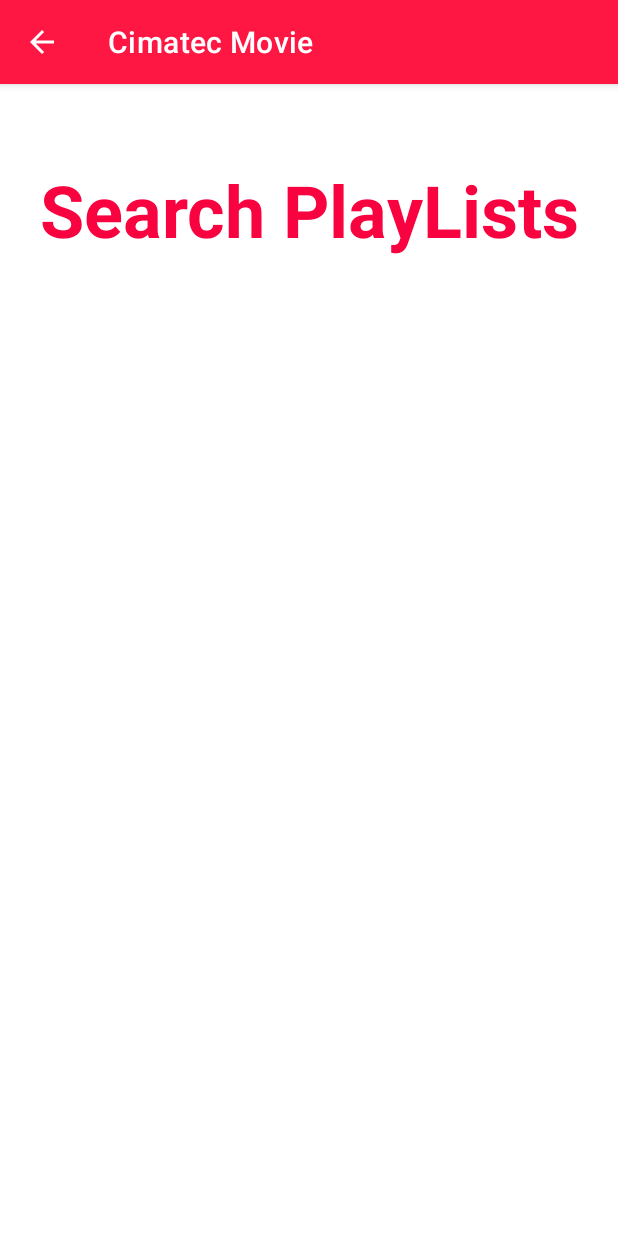
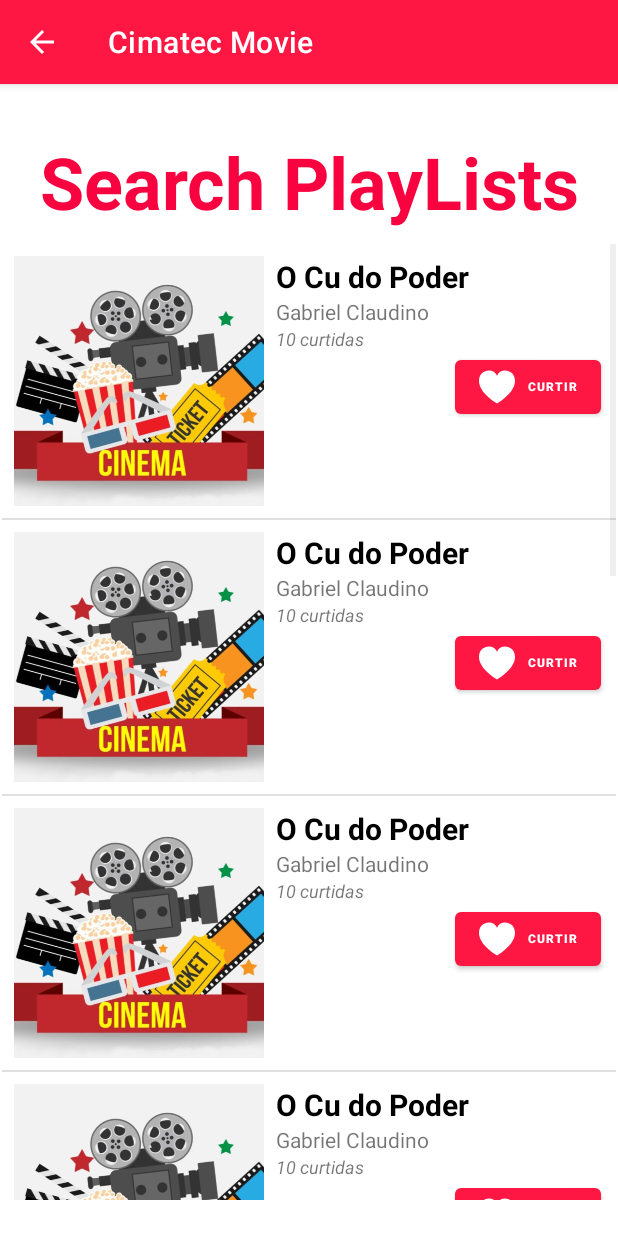
Before and after one commit to Claudino2001/Cimatec-Movie, an Android app: the tela_buscar_playlists screen opened directly, with no data from a screen before it, on a phone screen of 412 x 824 dp. Run offline under Robolectric (Android 15) with nearby library versions, the phone set to English and light mode, and no system bars.

Commit message:
listando_buscarPlayLists

```diff
--- a/Cimatec Movie Application/app/src/main/java/br/com/application/cimatecmovieapplication/AdapterTupla_Filmes.java
+++ b/Cimatec Movie Application/app/src/main/java/br/com/application/cimatecmovieapplication/AdapterTupla_Filmes.java
@@ -45,9 +45,3 @@ public class AdapterTupla_Filmes extends ArrayAdapter<ClassFilme> {
         return rowView;
     }
 }
-
-//        TextView txt_apelido = (TextView) rowView.findViewById(R.id.txt_apelido);
-//        TextView txt_divida_total = (TextView) rowView.findViewById(R.id.txt_divida_total);
-//
-//        txt_apelido.setText(filmes.get(position).getNome());
-//        txt_divida_total.setText(String.valueOf(valorFormatado));
--- /dev/null
+++ b/Cimatec Movie Application/app/src/main/java/br/com/application/cimatecmovieapplication/AdapterTupla_PlayList.java
@@ -0,0 +1,43 @@
+package br.com.application.cimatecmovieapplication;
+
+import android.content.Context;
+import android.view.LayoutInflater;
+import android.view.View;
+import android.view.ViewGroup;
+import android.widget.ArrayAdapter;
+import android.widget.ImageView;
+import android.widget.TextView;
+
+import java.util.ArrayList;
+
+public class AdapterTupla_PlayList extends ArrayAdapter<ClassPlayList> {
+
+    private final Context context;
+    private final ArrayList<ClassPlayList> playlists;
+
+    public AdapterTupla_PlayList(Context context, ArrayList<ClassPlayList> playlists){
+        super(context, R.layout.tupla_playlist, playlists);
+        this.context = context;
+        this.playlists = playlists;
+    }
+
+    @Override
+    public View getView(int position, View convertView, ViewGroup parent) {
+        LayoutInflater inflater = (LayoutInflater) context
+                .getSystemService(Context.LAYOUT_INFLATER_SERVICE);
+        View rowView = inflater.inflate(R.layout.tupla_playlist, parent, false);
+
+        ImageView cartaz = (ImageView) rowView.findViewById(R.id.imgPlayList);
+        TextView titulo = (TextView) rowView.findViewById(R.id.textTitulo);
+        TextView autor = (TextView) rowView.findViewById(R.id.textAutor);
+        TextView curtidas = (TextView) rowView.findViewById(R.id.textCurtidas);
+        //Button btnLike = (Button) rowView.findViewById(R.id.btnLike);
+
+        cartaz.setImageResource(playlists.get(position).getImg());
+        titulo.setText(playlists.get(position).getTitulo());
+        autor.setText(playlists.get(position).getAutor());
+        curtidas.setText(playlists.get(position).getCurtidas() + " curtidas");
+
+        return rowView;
+    }
+}
--- a/Cimatec Movie Application/app/src/main/java/br/com/application/cimatecmovieapplication/ClassFilme.java
+++ b/Cimatec Movie Application/app/src/main/java/br/com/application/cimatecmovieapplication/ClassFilme.java
@@ -4,13 +4,13 @@ import android.widget.ImageView;
 
 public class ClassFilme {
 
-    int id;
-    int cartaz;
-    String titulo;
-    String classificacao;
-    String ano;
-    String genero;
-    int curtidas;
+    private int id;
+    private int cartaz;
+    private String titulo;
+    private String classificacao;
+    private String ano;
+    private String genero;
+    private int curtidas;
 
     public ClassFilme(int id, int cartaz, String titulo, String classificacao, String ano, String genero, int curtidas) {
         this.id = id;
--- /dev/null
+++ b/Cimatec Movie Application/app/src/main/java/br/com/application/cimatecmovieapplication/ClassPlayList.java
@@ -0,0 +1,71 @@
+package br.com.application.cimatecmovieapplication;
+
+public class ClassPlayList {
+
+    private int id;
+    private int id_criador;
+    private String titulo;
+    private String autor;
+    private int curtidas;
+    private int img;
+
+    public ClassPlayList() {
+    }
+
+    public ClassPlayList(int id, int id_criador, String titulo, String autor, int curtidas, int img) {
+        this.id = id;
+        this.id_criador = id_criador;
+        this.titulo = titulo;
+        this.autor = autor;
+        this.curtidas = curtidas;
+        this.img = img;
+    }
+
+    public int getId() {
+        return id;
+    }
+
+    public void setId(int id) {
+        this.id = id;
+    }
+
+    public int getId_criador() {
+        return id_criador;
+    }
+
+    public void setId_criador(int id_criador) {
+        this.id_criador = id_criador;
+    }
+
+    public String getTitulo() {
+        return titulo;
+    }
+
+    public void setTitulo(String titulo) {
+        this.titulo = titulo;
+    }
+
+    public String getAutor() {
+        return autor;
+    }
+
+    public void setAutor(String autor) {
+        this.autor = autor;
+    }
+
+    public int getCurtidas() {
+        return curtidas;
+    }
+
+    public void setCurtidas(int curtidas) {
+        this.curtidas = curtidas;
+    }
+
+    public int getImg() {
+        return img;
+    }
+
+    public void setImg(int img) {
+        this.img = img;
+    }
+}
--- a/Cimatec Movie Application/app/src/main/java/br/com/application/cimatecmovieapplication/tela_buscar_playlists.java
+++ b/Cimatec Movie Application/app/src/main/java/br/com/application/cimatecmovieapplication/tela_buscar_playlists.java
@@ -3,12 +3,36 @@ package br.com.application.cimatecmovieapplication;
 import androidx.appcompat.app.AppCompatActivity;
 
 import android.os.Bundle;
+import android.widget.ArrayAdapter;
+import android.widget.ListView;
+import android.widget.TextView;
+
+import java.util.ArrayList;
 
 public class tela_buscar_playlists extends AppCompatActivity {
+
+    public ListView listViewPlayListsAmigos;
+    ArrayList<ClassPlayList> playLists = new ArrayList<>();
 
     @Override
     protected void onCreate(Bundle savedInstanceState) {
         super.onCreate(savedInstanceState);
         setContentView(R.layout.activity_tela_buscar_playlists);
+
+        listViewPlayListsAmigos = (ListView) findViewById(R.id.listViewPlayListsAmigos);
+
+        listar();
     }
+
+    void listar(){
+        for(int i = 0; i<10; i++){
+            ClassPlayList p = new ClassPlayList(i, i, "O Cu do Poder", "Gabriel Claudino", 10, R.drawable.ic_playlists);
+            playLists.add(p);
+        }
+
+        ArrayAdapter adapter = new AdapterTupla_PlayList(this, playLists);
+        listViewPlayListsAmigos.setAdapter(adapter);
+
+    }
+
 }
--- a/Cimatec Movie Application/app/src/main/res/layout/activity_tela_buscar_playlists.xml
+++ b/Cimatec Movie Application/app/src/main/res/layout/activity_tela_buscar_playlists.xml
@@ -9,6 +9,7 @@
     <LinearLayout
         android:layout_width="409dp"
         android:layout_height="729dp"
+        android:layout_marginTop="10dp"
         android:orientation="vertical"
         app:layout_constraintBottom_toBottomOf="parent"
         app:layout_constraintEnd_toEndOf="parent"
@@ -20,7 +21,8 @@
             android:layout_width="match_parent"
             android:layout_height="wrap_content"
             android:layout_gravity="center"
-            android:layout_marginTop="32dp"
+            android:layout_marginTop="8dp"
+            android:layout_marginBottom="8dp"
             android:text="@string/search_playLists"
             android:textAlignment="center"
             android:textColor="@color/red"
@@ -30,6 +32,8 @@
         <ListView
             android:id="@+id/listViewPlayListsAmigos"
             android:layout_width="match_parent"
-            android:layout_height="match_parent" />
+            android:layout_height="match_parent"
+            android:layout_marginTop="1dp"
+            android:layout_marginBottom="10dp" />
     </LinearLayout>
 </androidx.constraintlayout.widget.ConstraintLayout>
--- a/Cimatec Movie Application/app/src/main/res/layout/activity_tela_my_playlist.xml
+++ b/Cimatec Movie Application/app/src/main/res/layout/activity_tela_my_playlist.xml
@@ -22,7 +22,8 @@
             android:layout_width="match_parent"
             android:layout_height="wrap_content"
             android:layout_gravity="center"
-            android:layout_marginTop="32dp"
+            android:layout_marginTop="8dp"
+            android:layout_marginBottom="8dp"
             android:text="@string/my_playList"
             android:textAlignment="center"
             android:textColor="@color/red"
--- /dev/null
+++ b/Cimatec Movie Application/app/src/main/res/layout/tupla_playlist.xml
@@ -0,0 +1,73 @@
+<?xml version="1.0" encoding="utf-8"?>
+<LinearLayout xmlns:android="http://schemas.android.com/apk/res/android"
+    xmlns:app="http://schemas.android.com/apk/res-auto"
+    android:orientation="vertical"
+    android:layout_width="match_parent"
+    android:layout_height="match_parent">
+
+    <LinearLayout
+        android:layout_width="match_parent"
+        android:layout_height="wrap_content"
+        android:orientation="horizontal">
+
+        <ImageView
+            android:id="@+id/imgPlayList"
+            android:layout_width="250px"
+            android:layout_height="250px"
+            android:layout_marginLeft="8dp"
+            android:layout_marginTop="8dp"
+            android:layout_marginRight="8dp"
+            android:layout_marginBottom="8dp"
+            android:layout_weight="0"
+            android:scaleType="fitXY"
+            app:srcCompat="@drawable/ic_playlists" />
+
+        <LinearLayout
+            android:layout_width="match_parent"
+            android:layout_height="match_parent"
+            android:layout_weight="0"
+            android:orientation="vertical">
+
+            <TextView
+                android:id="@+id/textTitulo"
+                android:layout_width="match_parent"
+                android:layout_height="wrap_content"
+                android:layout_marginTop="8dp"
+                android:layout_weight="0"
+                android:text="Título PlayList"
+                android:textColor="@color/black"
+                android:textSize="20sp"
+                android:textStyle="bold" />
+
+            <TextView
+                android:id="@+id/textAutor"
+                android:layout_width="match_parent"
+                android:layout_height="wrap_content"
+                android:layout_weight="0"
+                android:text="Autor PlayList" />
+
+            <TextView
+                android:id="@+id/textCurtidas"
+                android:layout_width="match_parent"
+                android:layout_height="wrap_content"
+                android:layout_weight="0"
+                android:text="X curtidas"
+                android:textSize="12sp"
+                android:textStyle="italic" />
+
+            <Button
+                android:id="@+id/btnLike"
+                android:layout_width="wrap_content"
+                android:layout_height="wrap_content"
+                android:layout_gravity="right"
+                android:layout_marginRight="10dp"
+                android:layout_weight="0"
+                android:text="Curtir"
+                android:textSize="8sp"
+                android:textStyle="bold"
+                app:icon="@drawable/ic_like" />
+
+        </LinearLayout>
+
+    </LinearLayout>
+</LinearLayout>
```
Also changed, not shown: Cimatec Movie Application/app/src/main/res/drawable/ic_playlists.png (added).
